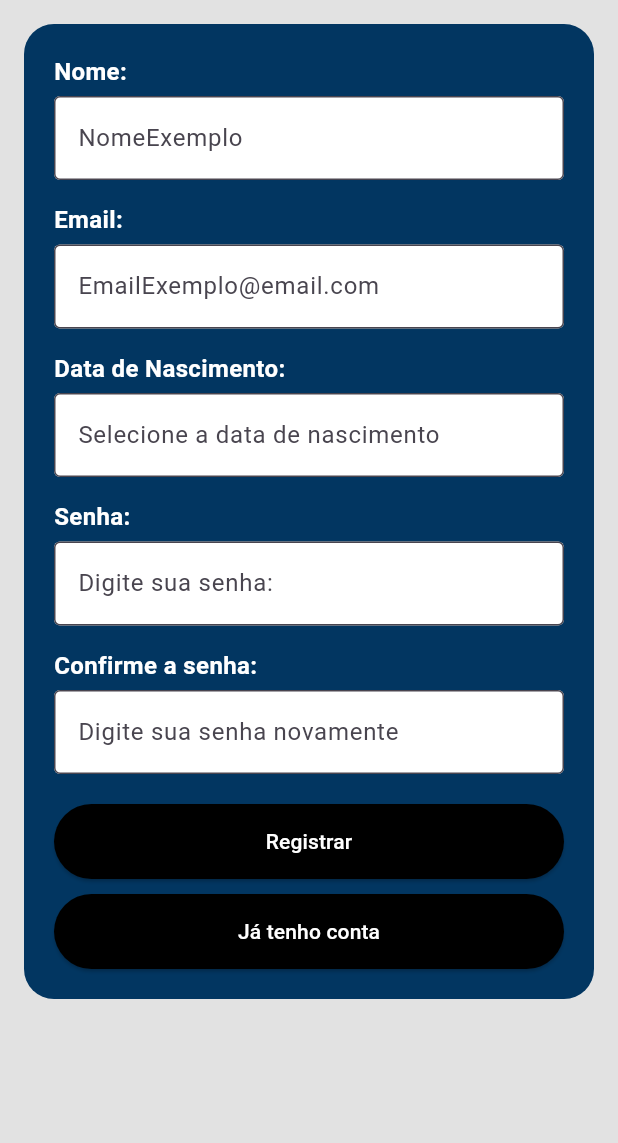
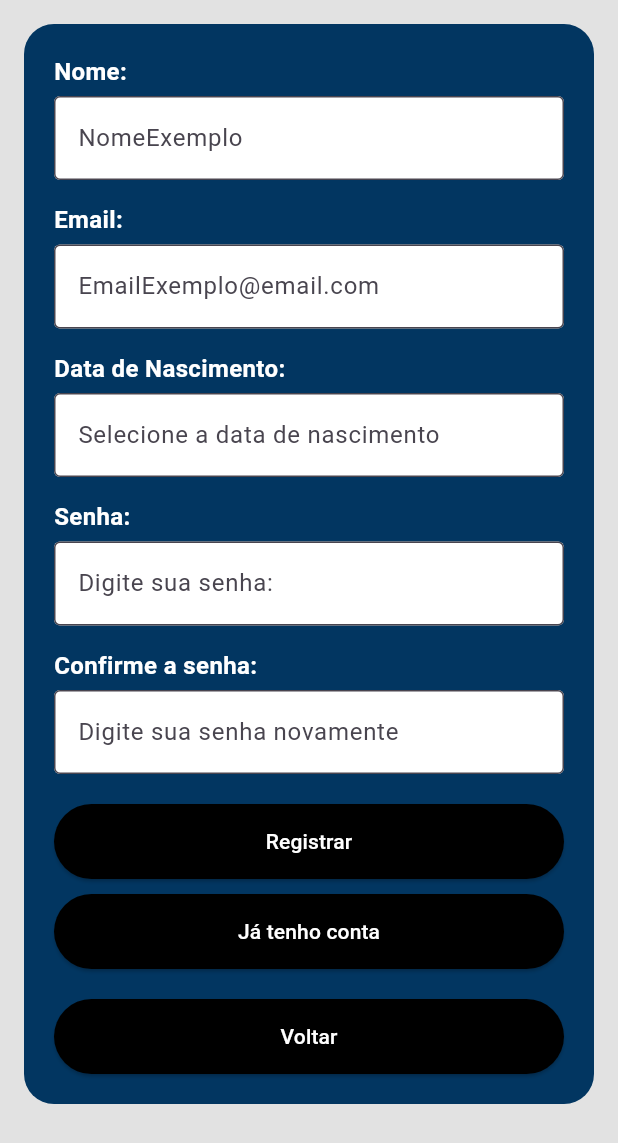
Before and after one commit to DE4THB0RN/Donapp, a Flutter app: the CadastroScreen screen opened directly, on a phone screen of 412 x 824 dp. Shown: the top 1143 px of the screen. Run offline on Flutter 3.47's test engine with Material 3 defaults, Android fonts, the phone set to English and light mode, and no system bars; our stand-ins replace flutter_carousel_widget, flutter_image_compress, image_picker, shared_preferences, sqflite; missing offline and left inert: encrypt_decrypt_plus; accounts and stored records are empty.

Commit message:
Update CadastroScreen.dart

```diff
--- a/lib/Telas/CadastroScreen.dart
+++ b/lib/Telas/CadastroScreen.dart
@@ -156,6 +156,14 @@ class _CadastroScreenState extends State<CadastroScreen> {
                         Navigator.pushReplacementNamed(context, 'Login_User');
                       },
                     ),
+                    SizedBox(height: 20),
+                    // Botão Voltar no final
+                    CustomButton(
+                      text: 'Voltar',
+                      onPressed: () {
+                        Navigator.pushReplacementNamed(context, 'Escolha');
+                      },
+                    ),
                   ],
                 ),
               ),
```
